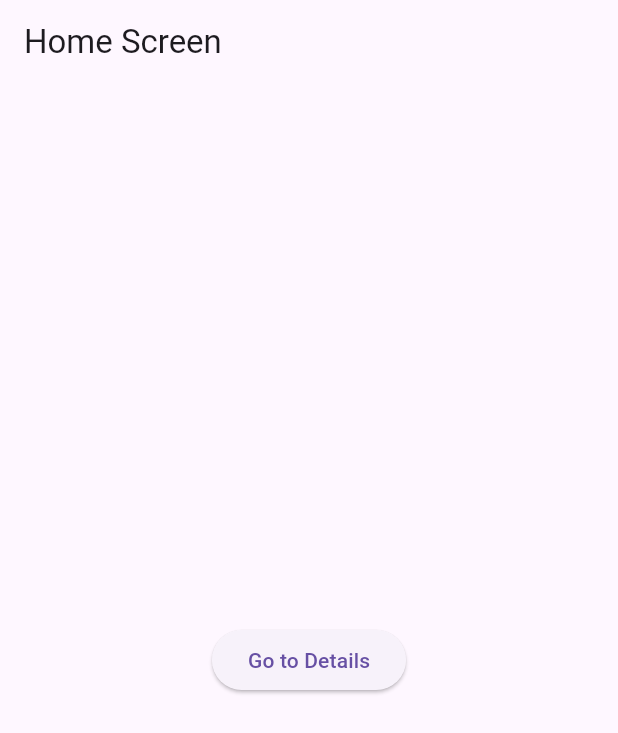
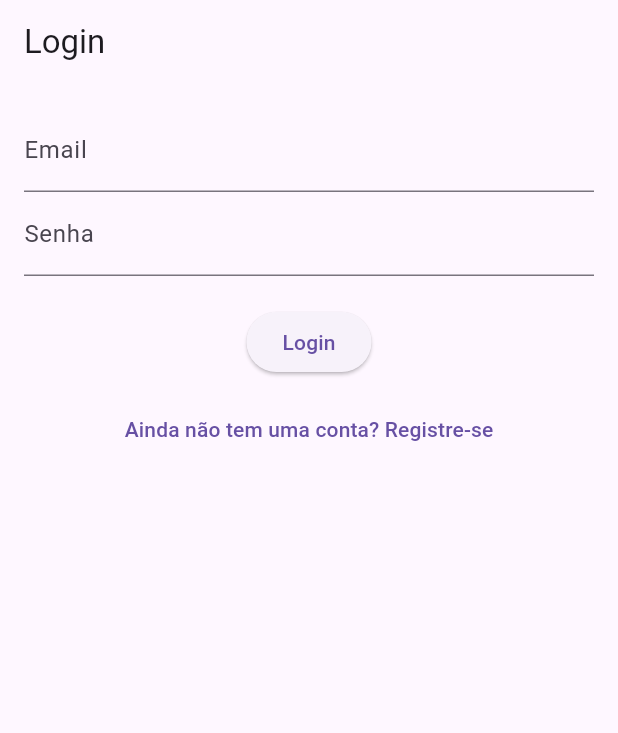
Before and after one commit to MarcosSousa10/my_flutter_app, a Flutter app: the screen it shows after launch, on a phone screen of 412 x 824 dp. Shown: the top 733 px of the screen. Run offline on Flutter 3.47's test engine with Material 3 defaults, Android fonts, the phone set to English and light mode, and no system bars; our stand-ins replace firebase_auth, firebase_core; accounts and stored records are empty.

```diff
--- a/lib/main.dart
+++ b/lib/main.dart
@@ -1,6 +1,11 @@
 import 'package:flutter/material.dart';
+import 'package:firebase_core/firebase_core.dart';
+import './screens/login_page.dart';
+import './screens/register_page.dart';
 
-void main() {
+void main() async {
+  WidgetsFlutterBinding.ensureInitialized();
+  await Firebase.initializeApp();
   runApp(MyApp());
 }
 
@@ -8,51 +13,25 @@ class MyApp extends StatelessWidget {
   @override
   Widget build(BuildContext context) {
     return MaterialApp(
-      title: 'Flutter Navigation Example',
+      title: 'Firebase Demo',
       theme: ThemeData(primarySwatch: Colors.blue),
-      initialRoute: '/',
+      home: LoginPage(), // Tela de login inicial
       routes: {
-        '/': (context) => HomeScreen(),
-        '/details': (context) => DetailsScreen(),
+        '/home': (context) => HomePage(), // Rota da página inicial
+        '/register': (context) => RegisterPage(), // Rota da tela de registro
       },
     );
   }
 }
-//flutter create my_flutter_app
-  //347  flutter pub get
- //flutter run
 
-
-class HomeScreen extends StatelessWidget {
+class HomePage extends StatelessWidget {
   @override
   Widget build(BuildContext context) {
     return Scaffold(
-      appBar: AppBar(title: Text('Home Screen')),
+      appBar: AppBar(title: Text("Home")),
       body: Center(
-        child: ElevatedButton(
-          onPressed: () {
-            Navigator.pushNamed(context, '/details');
-          },
-          child: Text('Go to Details'),
-        ),
+        child: Text("Bem-vindo à página inicial!"),
       ),
     );
   }
 }
-
-class DetailsScreen extends StatelessWidget {
-  @override
-  Widget build(BuildContext context) {
-    return Scaffold(
-      appBar: AppBar(title: Text('Details Screen')),
-      body: Center(
-        child: ElevatedButton(
-          onPressed: () {
-            Navigator.pop(context);
-          },
-          child: Text('Back to Home'),
-        ),
-      ),
-    );
-  }
-}
--- /dev/null
+++ b/lib/screens/login_page.dart
@@ -0,0 +1,61 @@
+import 'package:flutter/material.dart';
+import 'package:firebase_auth/firebase_auth.dart';
+
+class LoginPage extends StatefulWidget {
+  @override
+  _LoginPageState createState() => _LoginPageState();
+}
+
+class _LoginPageState extends State<LoginPage> {
+  final FirebaseAuth _auth = FirebaseAuth.instance;
+  final TextEditingController emailController = TextEditingController();
+  final TextEditingController passwordController = TextEditingController();
+
+  Future<void> login() async {
+    try {
+      UserCredential userCredential = await _auth.signInWithEmailAndPassword(
+        email: emailController.text,
+        password: passwordController.text,
+      );
+      Navigator.pushReplacementNamed(context, '/home'); // Substitua '/home' pela sua rota
+    } catch (e) {
+      print('Erro ao fazer login: $e');
+    }
+  }
+
+  @override
+  Widget build(BuildContext context) {
+    return Scaffold(
+      appBar: AppBar(title: Text("Login")),
+      body: Padding(
+        padding: EdgeInsets.all(16.0),
+        child: Column(
+          children: [
+            TextField(
+              controller: emailController,
+              decoration: InputDecoration(labelText: "Email"),
+            ),
+            TextField(
+              controller: passwordController,
+              decoration: InputDecoration(labelText: "Senha"),
+              obscureText: true,
+            ),
+            SizedBox(height: 20),
+            ElevatedButton(
+              onPressed: login,
+              child: Text("Login"),
+            ),
+            SizedBox(height: 10),
+            // Botão de registro
+            TextButton(
+              onPressed: () {
+                Navigator.pushNamed(context, '/register'); // Navega para a tela de cadastro
+              },
+              child: Text("Ainda não tem uma conta? Registre-se"),
+            ),
+          ],
+        ),
+      ),
+    );
+  }
+}
--- /dev/null
+++ b/lib/services/auth_service.dart
@@ -0,0 +1,9 @@
+import 'package:firebase_auth/firebase_auth.dart';
+
+class AuthService {
+  final FirebaseAuth _auth = FirebaseAuth.instance;
+
+  Future<void> register(String email, String password) async {
+    await _auth.createUserWithEmailAndPassword(email: email, password: password);
+  }
+}
--- a/pubspec.yaml
+++ b/pubspec.yaml
@@ -30,7 +30,9 @@ environment:
 dependencies:
   flutter:
     sdk: flutter
-
+  firebase_core: ^2.24.2
+  firebase_auth: ^4.16.0
+  firebase_database: ^10.4.0
 
   # The following adds the Cupertino Icons font to your application.
   # Use with the CupertinoIcons class for iOS style icons.
```
Also changed, not shown: lib/screens/register_page.dart (added, +53 -0 lines), lib/screens/home_page.dart (added), pubspec.lock, 6 other files.
